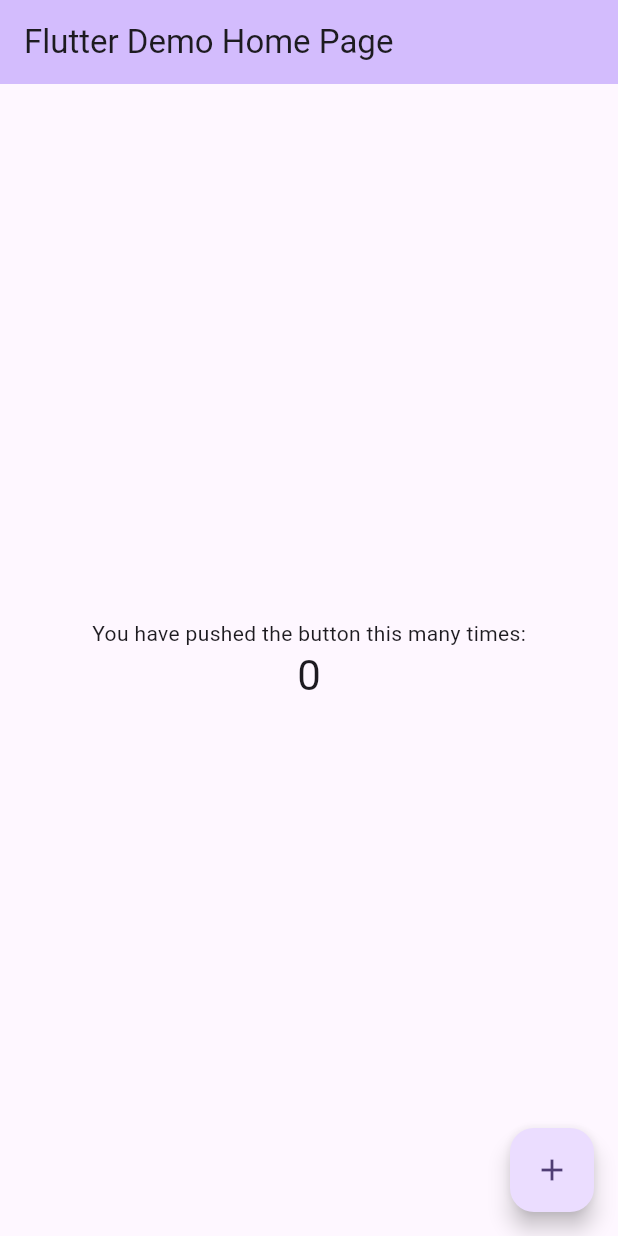
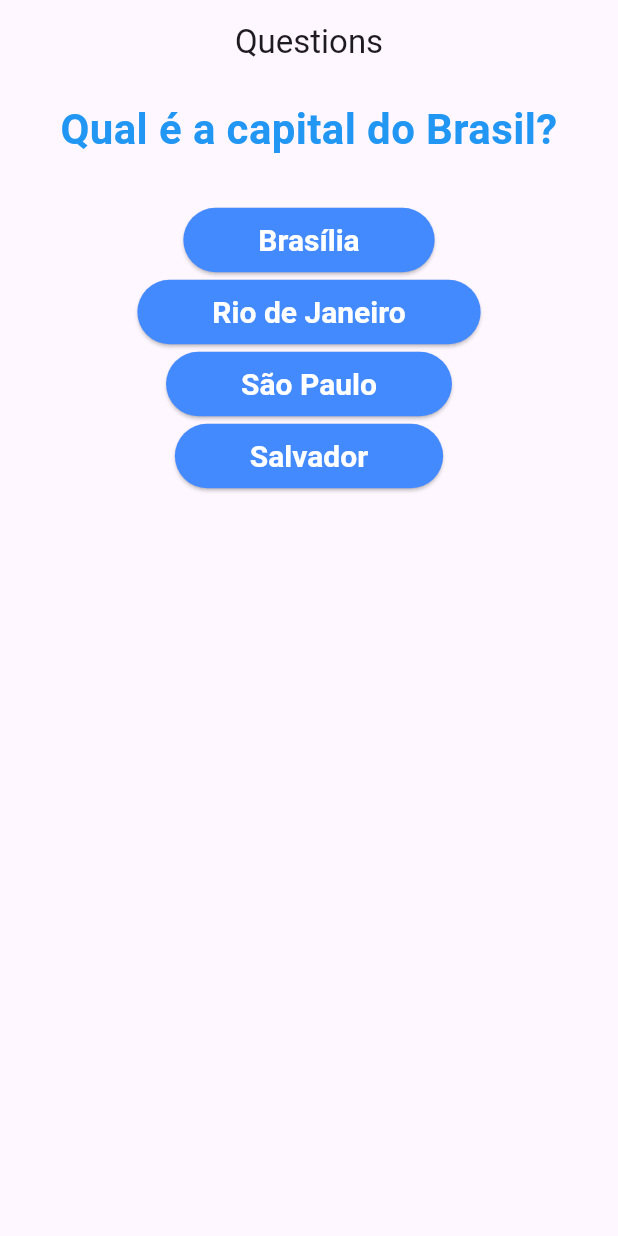
Before and after one commit to JayanePontes/project_questions, a Flutter app: the screen it shows after launch, on a phone screen of 412 x 824 dp. Run offline on Flutter 3.47's test engine with Material 3 defaults, Android fonts, the phone set to English and light mode, and no system bars.

Commit message:
Adiciona a estrutura inicial do aplicativo de perguntas

```diff
--- a/project_questions/lib/main.dart
+++ b/project_questions/lib/main.dart
@@ -1,63 +1,105 @@
 import 'package:flutter/material.dart';
+import 'package:project_questions/questao.dart';
+import 'package:project_questions/questionario.dart';
+import 'package:project_questions/resposta.dart';
 
 void main() {
-  runApp(const MyApp());
+  runApp(QuestionsApp());
 }
 
-class MyApp extends StatelessWidget {
-  const MyApp({super.key});
+class QuestionsApp extends StatefulWidget {
   @override
-  Widget build(BuildContext context) {
-    return MaterialApp(
-      title: 'Flutter Demo',
-      theme: ThemeData(
-        colorScheme: ColorScheme.fromSeed(seedColor: Colors.deepPurple),
-      ),
-      home: const MyHomePage(title: 'Flutter Demo Home Page'),
-    );
+  State<QuestionsApp> createState() => _QuestionsAppState();
+}
+
+class _QuestionsAppState extends State<QuestionsApp> {
+  var perguntaSelecionada = 0;
+  final questions = [
+    {
+      'pergunta': 'Qual é a capital do Brasil?',
+      'respostas': ['Brasília', 'Rio de Janeiro', 'São Paulo', 'Salvador'],
+    },
+    {
+      'pergunta': 'Qual é a capital da França?',
+      'respostas': ['Paris', 'Londres', 'Berlim', 'Madri'],
+    },
+    {
+      'pergunta': 'Qual é a capital da Alemanha?',
+      'respostas': ['Berlim', 'Viena', 'Zurique', 'Bruxelas'],
+    },
+    {
+      'pergunta': 'Qual é a capital da Itália?',
+      'respostas': ['Roma', 'Milão', 'Nápoles', 'Florença'],
+    },
+    {
+      'pergunta': 'Qual é a capital da Espanha?',
+      'respostas': ['Madri', 'Barcelona', 'Sevilha', 'Valência'],
+    },
+  ];
+  void responder() {
+    if (temPerguntaSelecionada) {
+      setState(() {
+        perguntaSelecionada++;
+      });
     }
   }
 
-class MyHomePage extends StatefulWidget {
-  const MyHomePage({super.key, required this.title});
-  final String title;
-
-  @override
-  State<MyHomePage> createState() => _MyHomePageState();
-}
-
-class _MyHomePageState extends State<MyHomePage> {
-  int _counter = 0;
-
-  void _incrementCounter() {
-    setState(() {
-      _counter++;
-    });
+  bool get temPerguntaSelecionada {
+    return perguntaSelecionada < questions.length;
   }
 
   @override
   Widget build(BuildContext context) {
-    return Scaffold(
-      appBar: AppBar(
-        backgroundColor: Theme.of(context).colorScheme.inversePrimary,
-        title: Text(widget.title),
+    return MaterialApp(
+      title: 'Questions App',
+      theme: ThemeData(primarySwatch: Colors.blue),
+      home: Scaffold(
+        appBar: AppBar(title: Text('Questions'), centerTitle: true),
+        body:
+            temPerguntaSelecionada
+                ? Column(
+                  crossAxisAlignment: CrossAxisAlignment.center,
+                  children: [
+                    Questao(
+                      questions[perguntaSelecionada]['pergunta'] as String,
                     ),
-      body: Center(
+                    const SizedBox(height: 20),
+                    ...(questions[perguntaSelecionada]['respostas']
+                            as List<String>)
+                        .map((resposta) {
+                          return Resposta(
+                            responder: responder,
+                            resposta: resposta,
+                          );
+                        })
+                        .toList(),
+                  ],
+                )
+                : Center(
                   child: Column(
                     mainAxisAlignment: MainAxisAlignment.center,
-          children: <Widget>[
-            const Text('You have pushed the button this many times:'),
-            Text(
-              '$_counter',
-              style: Theme.of(context).textTheme.headlineMedium,
+                    children: [
+                      const Text(
+                        'Parabéns!',
+                        textAlign: TextAlign.center,
+                        style: TextStyle(
+                          color: Colors.blue,
+                          fontSize: 24,
+                          fontWeight: FontWeight.bold,
+                        ),
+                      ),
+                      const SizedBox(height: 20),
+                      Resposta(
+                        responder: () {
+                          setState(() {
+                            perguntaSelecionada = 0;
+                          });
+                        },
+                        resposta: 'Reiniciar',
                       ),
                     ],
                   ),
                 ),
-      floatingActionButton: FloatingActionButton(
-        onPressed: _incrementCounter,
-        tooltip: 'Increment',
-        child: const Icon(Icons.add),
       ),
     );
   }
--- /dev/null
+++ b/project_questions/lib/questao.dart
@@ -0,0 +1,25 @@
+import 'package:flutter/material.dart';
+
+class Questao extends StatelessWidget {
+  const Questao(this.perguntas);
+
+  final String perguntas;
+
+  @override
+  Widget build(BuildContext context) {
+    return Container(
+      margin: const EdgeInsets.all(10),
+      child: Center(
+        child: Text(
+          perguntas,
+          style: const TextStyle(
+            fontSize: 28,
+            fontWeight: FontWeight.bold,
+            color: Colors.blue,
+          ),
+          textAlign: TextAlign.center,
+        ),
+      ),
+    );
+  }
+}
--- /dev/null
+++ b/project_questions/lib/questionario.dart
@@ -0,0 +1,31 @@
+import 'package:flutter/material.dart';
+import 'package:project_questions/questao.dart';
+import 'package:project_questions/resposta.dart';
+
+class Questionario extends StatelessWidget {
+  const Questionario({
+    required this.perguntas,
+    required this.perguntaSelecionada,
+    required this.responder,
+  });
+
+  final List<Map<String, Object>> perguntas;
+  final int perguntaSelecionada;
+  final void Function() responder;
+
+  @override
+  Widget build(BuildContext context) {
+    return Column(
+      crossAxisAlignment: CrossAxisAlignment.center,
+      children: [
+        Questao(perguntas[perguntaSelecionada]['pergunta'] as String),
+        const SizedBox(height: 20),
+        ...(perguntas[perguntaSelecionada]['respostas'] as List<String>).map((
+          resposta,
+        ) {
+          return Resposta(responder: responder, resposta: resposta);
+        }).toList(),
+      ],
+    );
+  }
+}
--- /dev/null
+++ b/project_questions/lib/resposta.dart
@@ -0,0 +1,26 @@
+import 'package:flutter/material.dart';
+
+class Resposta extends StatelessWidget {
+  const Resposta({required this.responder, required this.resposta, super.key});
+
+  final VoidCallback responder;
+  final String resposta;
+
+  @override
+  Widget build(BuildContext context) {
+    return ElevatedButton(
+      onPressed: responder,
+      child: Text(resposta),
+      style: ButtonStyle(
+        backgroundColor: WidgetStateProperty.all<Color>(Colors.blueAccent),
+        foregroundColor: WidgetStateProperty.all<Color>(Colors.white),
+        padding: WidgetStateProperty.all<EdgeInsets>(
+          const EdgeInsets.symmetric(horizontal: 50, vertical: 10),
+        ),
+        textStyle: WidgetStateProperty.all<TextStyle>(
+          const TextStyle(fontSize: 20, fontWeight: FontWeight.bold),
+        ),
+      ),
+    );
+  }
+}
```
Also changed, not shown: 1 other file. Lines whose indentation alone changed are shown as unchanged.
